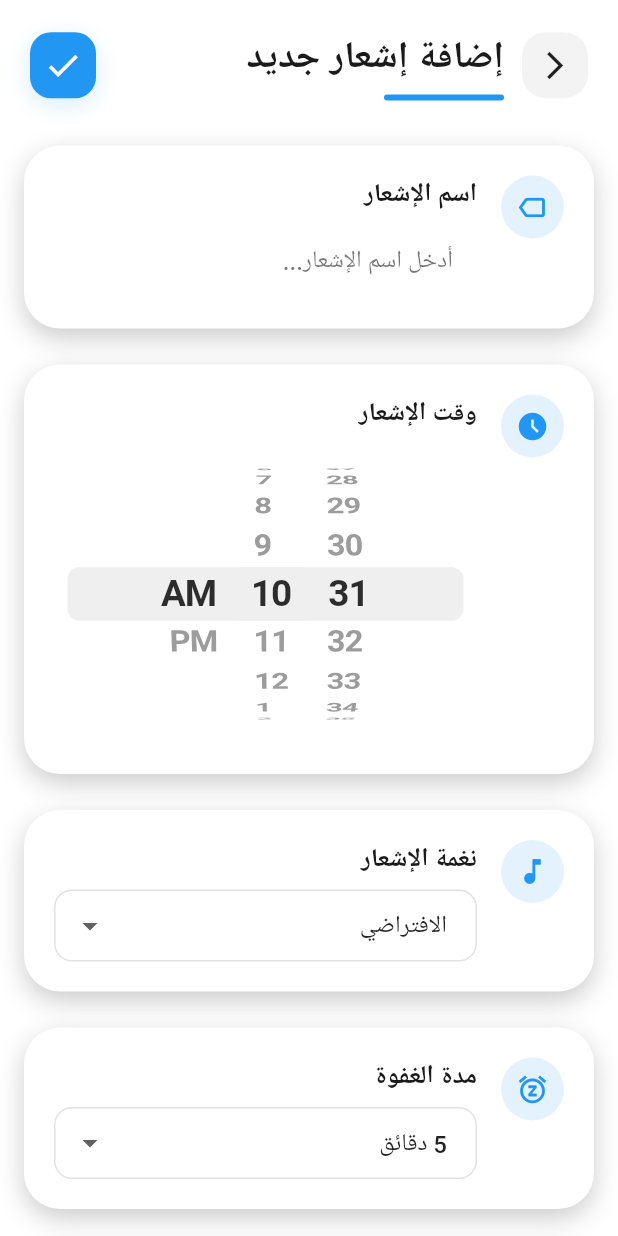
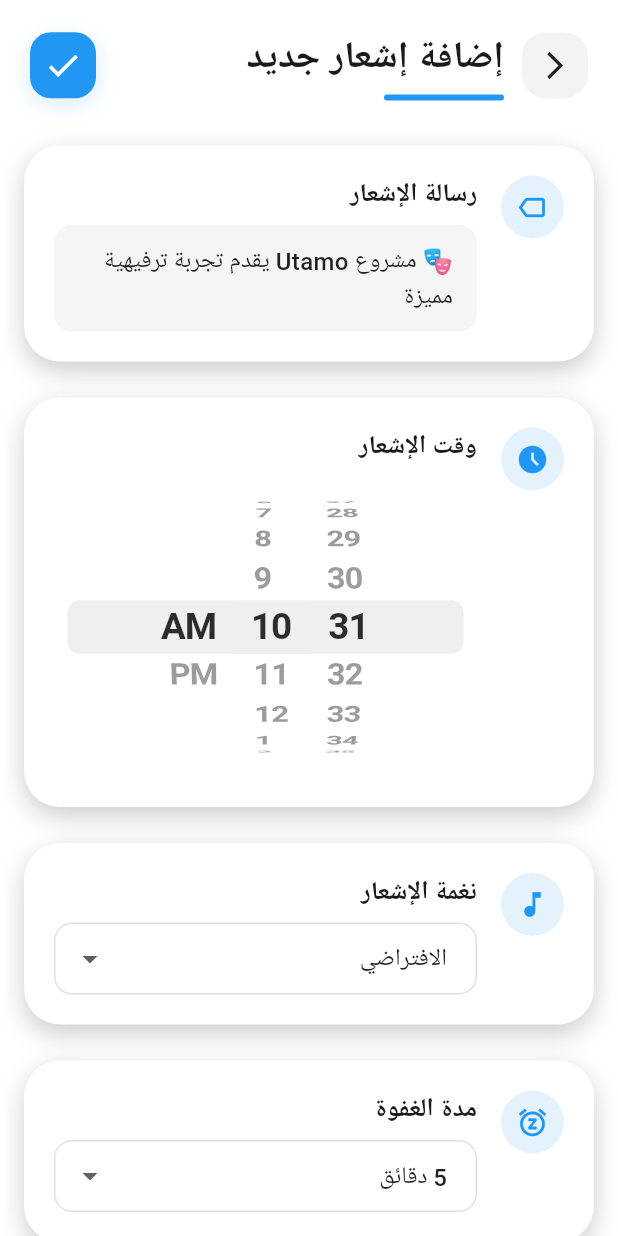
Before and after one commit to ahmedgamal826/Neom-Freelance-App, a Flutter app: the AddAlarm screen opened directly, on a phone screen of 412 x 824 dp. Run offline on Flutter 3.47's test engine with Material 3 defaults, Android fonts, the phone set to English and light mode, and no system bars; our stand-ins replace audioplayers, cloud_firestore, dash_chat_2, firebase_auth, firebase_core, firebase_crashlytics and 12 more; missing offline and left inert: min_id; accounts and stored records are empty.

Commit message:
Extract notification name from neom message instead of entering the name in field.

```diff
--- a/lib/features/notifications/alarm code/utils/alarm_provider.dart
+++ b/lib/features/notifications/alarm code/utils/alarm_provider.dart
@@ -65,7 +65,7 @@ class AlarmProvider extends ChangeNotifier {
       await NotificationHelper.scheduleNotification(
         id: id,
         title: label ?? 'Alarm',
-        body: 'Time to wake up!',
+        body: 'إشعار من مشروع نيوم',
         scheduledDate: DateTime.parse(dateTime),
         ringtone: ringtone,
         snoozeDuration: snoozeDuration,
@@ -87,7 +87,7 @@ class AlarmProvider extends ChangeNotifier {
         await NotificationHelper.scheduleNotification(
           id: _alarmList[index].id,
           title: _alarmList[index].label ?? 'Alarm',
-          body: 'Time to wake up!',
+          body: 'إشعار من مشروع نيوم',
           scheduledDate: DateTime.parse(_alarmList[index].dateTime),
           ringtone: _alarmList[index].ringtone,
           snoozeDuration: _alarmList[index].snoozeDuration,
@@ -192,7 +192,7 @@ class AlarmProvider extends ChangeNotifier {
         await NotificationHelper.scheduleNotification(
           id: alarm.id,
           title: alarm.label ?? 'Alarm',
-          body: 'Time to wake up!',
+          body: 'إشعار من مشروع نيوم',
           scheduledDate: DateTime.parse(alarm.dateTime),
           ringtone: alarm.ringtone,
           snoozeDuration: alarm.snoozeDuration,
--- a/lib/features/notifications/alarm code/utils/notification_helper.dart
+++ b/lib/features/notifications/alarm code/utils/notification_helper.dart
@@ -162,7 +162,7 @@ class NotificationHelper {
       await scheduleNotification(
         id: id!,
         title: 'Alarm',
-        body: 'Time to wake up!',
+        body: 'إشعار من مشروع نيوم',
         scheduledDate: now.add(Duration(minutes: snoozeDuration)),
         snoozeDuration: snoozeDuration,
         ringtone: ringtone,
--- a/lib/features/notifications/alarm code/views/add_alarm.dart
+++ b/lib/features/notifications/alarm code/views/add_alarm.dart
@@ -1,6 +1,7 @@
 import 'package:flutter/cupertino.dart';
 import 'package:flutter/material.dart';
 import 'package:neon/features/notifications/alarm%20code/utils/alarm_provider.dart';
+import 'package:neon/features/notifications/data/neom_messages.dart';
 import 'package:neon/features/notifications/alarm%20code/widgets/modern_input_container.dart';
 import 'package:neon/features/notifications/alarm%20code/widgets/show_snack_bar.dart';
 import 'package:provider/provider.dart';
@@ -16,7 +17,6 @@ class AddAlarm extends StatefulWidget {
 }
 
 class _AddAlarmState extends State<AddAlarm> with TickerProviderStateMixin {
-  String? label;
   late DateTime selectedDateTime;
   bool isDailyRepeat = false;
   String selectedRingtone = 'Default';
@@ -47,6 +47,19 @@ class _AddAlarmState extends State<AddAlarm> with TickerProviderStateMixin {
       default:
         return value;
     }
+  }
+
+  int _dayOfYear(DateTime date) {
+    final firstDayOfYear = DateTime(date.year, 1, 1);
+    return date.difference(firstDayOfYear).inDays + 1;
+  }
+
+  String _messageForDate(DateTime date) {
+    if (neomMessages.isEmpty) {
+      return 'إشعار يومي من نيوم';
+    }
+    final index = (_dayOfYear(date) - 1) % neomMessages.length;
+    return neomMessages[index];
   }
 
   @override
@@ -146,14 +159,6 @@ class _AddAlarmState extends State<AddAlarm> with TickerProviderStateMixin {
                               onPressed: isSaving
                                   ? null
                                   : () async {
-                                      if (label == null || label!.isEmpty) {
-                                        customShowSnackBar(
-                                          context: context,
-                                          content: 'من فضلك أدخل اسم الإشعار',
-                                          backgroundColor: Colors.red,
-                                        );
-                                        return;
-                                      }
                                       if (selectedDateTime
                                           .isBefore(DateTime.now())) {
                                         customShowSnackBar(
@@ -165,6 +170,8 @@ class _AddAlarmState extends State<AddAlarm> with TickerProviderStateMixin {
                                         return;
                                       }
                                       setState(() => isSaving = true);
+                                      final generatedLabel =
+                                          _messageForDate(selectedDateTime);
                                       Navigator.pop(context);
                                       Future(() async {
                                         final alarmProvider =
@@ -173,7 +180,7 @@ class _AddAlarmState extends State<AddAlarm> with TickerProviderStateMixin {
                                           listen: false,
                                         );
                                         await alarmProvider.setAlarm(
-                                          label: label,
+                                          label: generatedLabel,
                                           dateTime: selectedDateTime
                                               .toIso8601String(),
                                           alarmDate: selectedDateTime
@@ -291,30 +298,27 @@ class _AddAlarmState extends State<AddAlarm> with TickerProviderStateMixin {
                       ModernInputCard(
                         isDarkMode: widget.isDarkMode,
                         icon: Icons.label_outline,
-                        title: 'اسم الإشعار',
-                        child: TextField(
-                          cursorColor: const Color(0xFF2196F3),
-                          onChanged: (value) => setState(() => label = value),
-                          textAlign: TextAlign.right,
-                          style: TextStyle(
+                        title: 'رسالة الإشعار',
+                        child: Container(
+                          width: double.infinity,
+                          padding: const EdgeInsets.symmetric(
+                              horizontal: 16, vertical: 12),
+                          decoration: BoxDecoration(
+                            borderRadius: BorderRadius.circular(12),
                             color: widget.isDarkMode
-                                ? Colors.white
-                                : Colors.black87,
-                            fontSize: 16,
-                            fontWeight: FontWeight.w500,
+                                ? Colors.white.withOpacity(0.04)
+                                : Colors.black.withOpacity(0.04),
                           ),
-                          decoration: InputDecoration(
-                            hintText: 'أدخل اسم الإشعار...',
-                            alignLabelWithHint: true,
-                            hintStyle: TextStyle(
+                          child: Text(
+                            _messageForDate(selectedDateTime),
+                            textAlign: TextAlign.right,
+                            style: TextStyle(
                               color: widget.isDarkMode
-                                  ? Colors.white70
-                                  : Colors.black54,
+                                  ? Colors.white
+                                  : Colors.black87,
                               fontSize: 16,
+                              fontWeight: FontWeight.w500,
                             ),
-                            border: InputBorder.none,
-                            contentPadding: const EdgeInsets.symmetric(
-                                horizontal: 16, vertical: 12),
                           ),
                         ),
                       ),
--- a/lib/features/notifications/alarm code/views/alarm_page.dart
+++ b/lib/features/notifications/alarm code/views/alarm_page.dart
@@ -253,7 +253,7 @@ class _AlarmPageState extends State<AlarmPage> with TickerProviderStateMixin {
       await _scheduleNotification(
         newDateTime,
         'Alarm',
-        'Time to wake up!',
+        'إشعار من مشروع نيوم',
       );
 
       Duration remainingTime = newDateTime.difference(DateTime.now());
```
